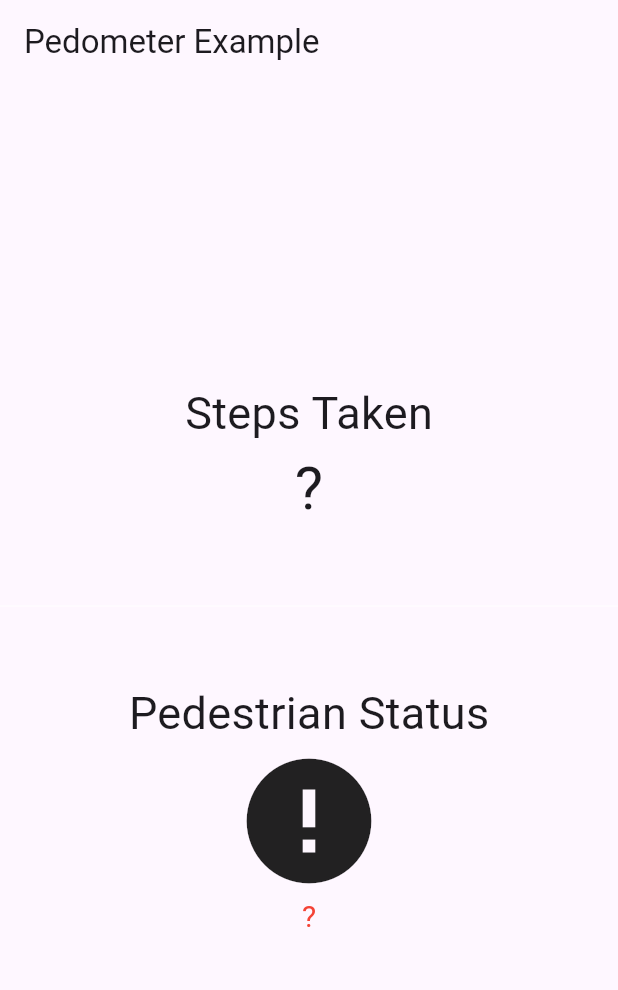
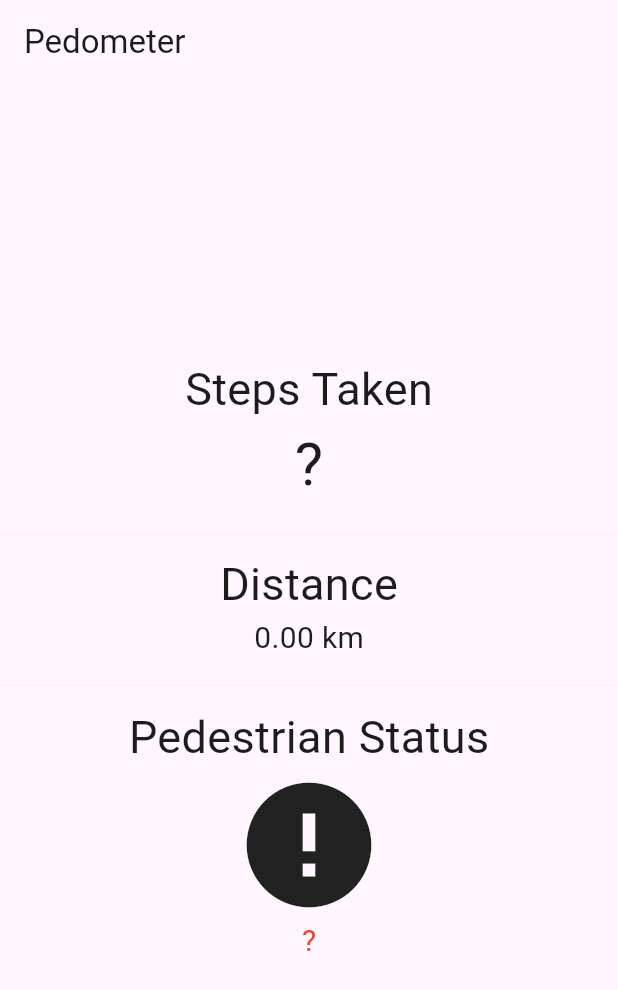
Before and after one commit to Md-Moniruzzaman/Play-flutter, a Flutter app: the screen it shows after launch, on a phone screen of 412 x 824 dp. Shown: the top 990 px of the screen. Run offline on Flutter 3.47's test engine with Material 3 defaults, Android fonts, the phone set to English and light mode, and no system bars; our stand-ins replace bloc, curved_navigation_bar, device_info_plus, equatable, flutter_bloc, flutter_local_notifications and 14 more; missing offline and left inert: flutter_background_service, mysql1; accounts and stored records are empty; generated files the repository leaves out were written again; project files that could hold a hidden picture were left out.

Commit message:
Creating pedometer

```diff
--- a/pedometer_flutter/lib/main.dart
+++ b/pedometer_flutter/lib/main.dart
@@ -68,13 +68,18 @@ class _MyAppState extends State<MyApp> {
     if (!mounted) return;
   }
 
+  double distance(int steps) {
+    double result = steps / 1408;
+    return result;
+  }
+
   @override
   Widget build(BuildContext context) {
     return MaterialApp(
       debugShowCheckedModeBanner: false,
       home: Scaffold(
         appBar: AppBar(
-          title: const Text('Pedometer Example'),
+          title: const Text('Pedometer'),
         ),
         body: Center(
           child: Column(
@@ -89,7 +94,20 @@ class _MyAppState extends State<MyApp> {
                 style: const TextStyle(fontSize: 40),
               ),
               const Divider(
-                height: 100,
+                height: 30,
+                thickness: 0,
+                color: Colors.white,
+              ),
+              const Text(
+                'Distance',
+                style: TextStyle(fontSize: 30),
+              ),
+              Text(
+                '${distance(int.parse(_steps == '?' || _steps == 'Step Count not\navailable' ? '0' : _steps)).toStringAsFixed(2)} km',
+                style: const TextStyle(fontSize: 20),
+              ),
+              const Divider(
+                height: 30,
                 thickness: 0,
                 color: Colors.white,
               ),
```
